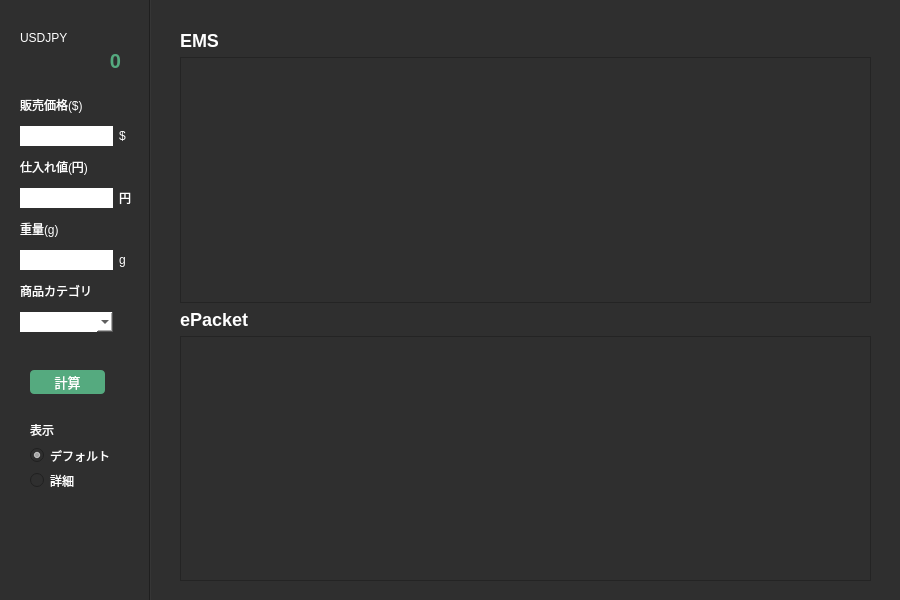
The window that mainpage.ui (RunaCiel/ebay_tool) describes before a commit, drawn with Qt 5.
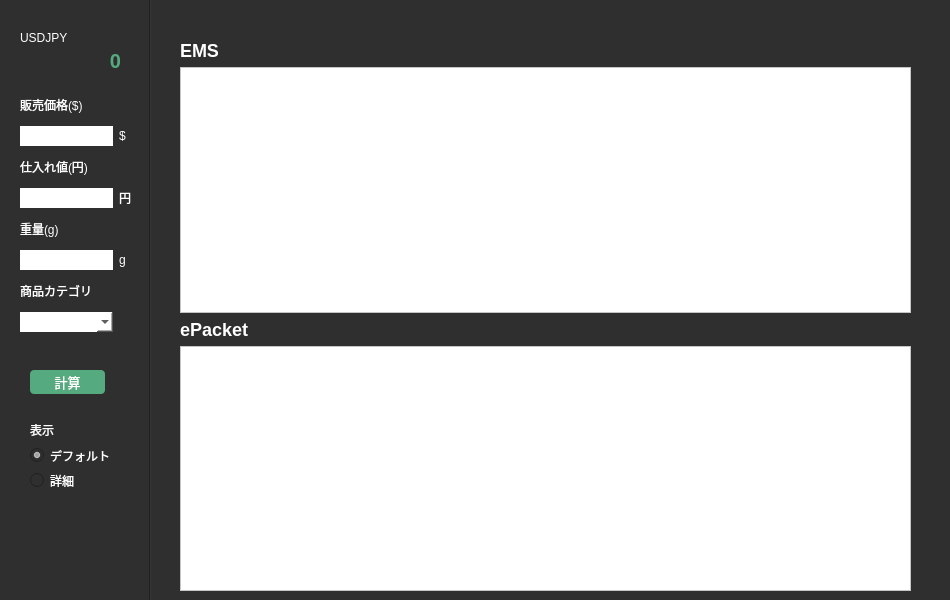
The same window after the commit.

Diff of the .ui file:
```diff
--- a/mainpage.ui
+++ b/mainpage.ui
@@ -6,13 +6,19 @@
    <rect>
     <x>0</x>
     <y>0</y>
-    <width>900</width>
+    <width>950</width>
     <height>600</height>
    </rect>
   </property>
   <property name="minimumSize">
    <size>
-    <width>900</width>
+    <width>950</width>
+    <height>600</height>
+   </size>
+  </property>
+  <property name="baseSize">
+   <size>
+    <width>950</width>
     <height>600</height>
    </size>
   </property>
@@ -669,8 +675,8 @@
    <property name="geometry">
     <rect>
      <x>180</x>
-     <y>30</y>
-     <width>691</width>
+     <y>40</y>
+     <width>731</width>
      <height>551</height>
     </rect>
    </property>
@@ -689,6 +695,11 @@
     </item>
     <item>
      <widget class="QTableView" name="tableView_2">
+      <property name="font">
+       <font>
+        <pointsize>11</pointsize>
+       </font>
+      </property>
       <property name="focusPolicy">
        <enum>Qt::NoFocus</enum>
       </property>
@@ -699,9 +710,8 @@
        <string>&lt;html&gt;&lt;head/&gt;&lt;body&gt;&lt;p&gt;&lt;br/&gt;&lt;/p&gt;&lt;/body&gt;&lt;/html&gt;</string>
       </property>
       <property name="styleSheet">
-       <string notr="true">background-color: rgb(47, 47, 47);
-color: rgb(255, 255, 255);
-selection-color: qlineargradient(spread:pad, x1:0, y1:0, x2:0, y2:1, stop:0 rgba(0, 0, 0, 255), stop:0.33 rgba(0, 0, 0, 255), stop:0.34 rgba(255, 30, 30, 255), stop:0.66 rgba(255, 0, 0, 255), stop:0.67 rgba(255, 255, 0, 255), stop:1 rgba(255, 255, 0, 255));</string>
+       <string notr="true">color: rgb(0, 0, 0);
+background-color: rgb(255, 255, 255);</string>
       </property>
       <property name="frameShadow">
        <enum>QFrame::Plain</enum>
@@ -736,8 +746,11 @@
       <attribute name="horizontalHeaderCascadingSectionResizes">
        <bool>false</bool>
       </attribute>
+      <attribute name="horizontalHeaderMinimumSectionSize">
+       <number>80</number>
+      </attribute>
       <attribute name="horizontalHeaderDefaultSectionSize">
-       <number>70</number>
+       <number>80</number>
       </attribute>
       <attribute name="horizontalHeaderHighlightSections">
        <bool>false</bool>
@@ -745,6 +758,9 @@
       <attribute name="verticalHeaderVisible">
        <bool>true</bool>
       </attribute>
+      <attribute name="verticalHeaderMinimumSectionSize">
+       <number>30</number>
+      </attribute>
       <attribute name="verticalHeaderHighlightSections">
        <bool>false</bool>
       </attribute>
@@ -764,9 +780,14 @@
     </item>
     <item>
      <widget class="QTableView" name="tableView_3">
+      <property name="font">
+       <font>
+        <pointsize>11</pointsize>
+       </font>
+      </property>
       <property name="styleSheet">
-       <string notr="true">color: rgb(255, 255, 255);
-background-color: rgb(47, 47, 47);</string>
+       <string notr="true">color: rgb(0, 0, 0);
+background-color: rgb(255, 255, 255);</string>
       </property>
       <property name="editTriggers">
        <set>QAbstractItemView::NoEditTriggers</set>
@@ -786,8 +807,14 @@
       <property name="textElideMode">
        <enum>Qt::ElideNone</enum>
       </property>
+      <attribute name="horizontalHeaderMinimumSectionSize">
+       <number>80</number>
+      </attribute>
       <attribute name="horizontalHeaderDefaultSectionSize">
-       <number>70</number>
+       <number>80</number>
+      </attribute>
+      <attribute name="verticalHeaderMinimumSectionSize">
+       <number>30</number>
       </attribute>
      </widget>
     </item>
```
Left out of the diff: 44 changed lines with no effect on the pictures.
